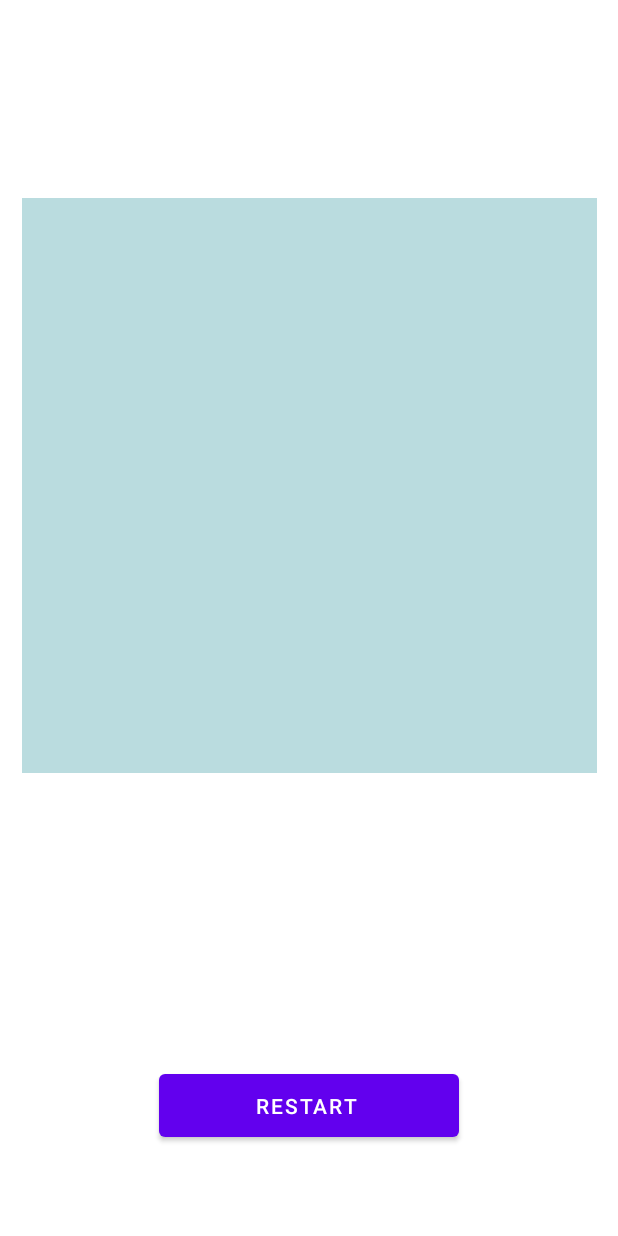
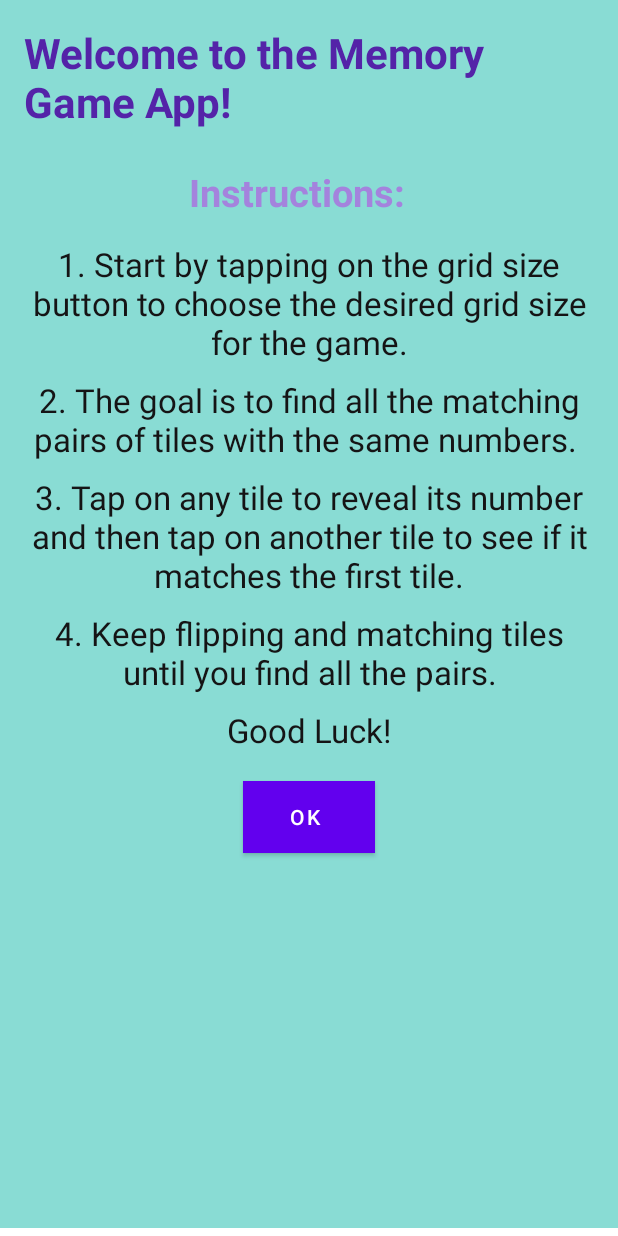
Before and after one commit to makwanakinjal/Memory-Game-App, an Android app: the screen it shows after launch (MainActivity before the commit, TutorialActivity after it), on a phone screen of 412 x 824 dp. Run offline under Robolectric (Android 15) with nearby library versions, the phone set to English and light mode, and no system bars.

Commit message:
This is my tutorial activity  commit

```diff
--- a/app/src/main/AndroidManifest.xml
+++ b/app/src/main/AndroidManifest.xml
@@ -12,7 +12,13 @@
         android:theme="@style/Theme.MemoryGameApp"
         tools:targetApi="31">
         <activity
-            android:name=".MainActivity"
+            android:name=".SplashScreen"
+            android:exported="false" />
+        <activity
+            android:name=".Splash_Screen"
+            android:exported="false" />
+        <activity
+            android:name=".TutorialActivity"
             android:exported="true">
             <intent-filter>
                 <action android:name="android.intent.action.MAIN" />
@@ -20,6 +26,9 @@
                 <category android:name="android.intent.category.LAUNCHER" />
             </intent-filter>
         </activity>
+        <activity
+            android:name=".MainActivity"
+            android:exported="false" />
     </application>
 
 </manifest>
--- a/app/src/main/java/com/example/memorygameapp/MainActivity.kt
+++ b/app/src/main/java/com/example/memorygameapp/MainActivity.kt
@@ -160,11 +160,10 @@ class MainActivity : AppCompatActivity() ,GameFragment.GameFragmentListener{
     private lateinit var timerRunnable: Runnable
 
 private lateinit var winSoundPlayer:MediaPlayer
-private lateinit var gameStart:MediaPlayer
+
     override fun onCreate(savedInstanceState: Bundle?) {
         super.onCreate(savedInstanceState)
         setContentView(R.layout.activity_main)
-
 
         showGridSizeDialog()
        // restartGame()
--- /dev/null
+++ b/app/src/main/java/com/example/memorygameapp/TutorialActivity.kt
@@ -0,0 +1,21 @@
+package com.example.memorygameapp
+
+import android.content.Intent
+import androidx.appcompat.app.AppCompatActivity
+import android.os.Bundle
+import android.widget.Button
+
+class TutorialActivity : AppCompatActivity() {
+    override fun onCreate(savedInstanceState: Bundle?) {
+        super.onCreate(savedInstanceState)
+        setContentView(R.layout.activity_tutorial)
+
+        val okbtn = findViewById<Button>(R.id.ok_button)
+        okbtn.setOnClickListener {
+
+            val intent = Intent(this,MainActivity::class.java)
+            startActivity(intent)
+        }
+    }
+
+}
--- /dev/null
+++ b/app/src/main/res/layout/activity_tutorial.xml
@@ -0,0 +1,114 @@
+<?xml version="1.0" encoding="utf-8"?>
+<LinearLayout
+    xmlns:android="http://schemas.android.com/apk/res/android"
+    xmlns:app="http://schemas.android.com/apk/res-auto"
+    xmlns:tools="http://schemas.android.com/tools"
+    android:layout_width="match_parent"
+    android:layout_height="match_parent"
+    android:layout_marginBottom="5dp"
+    android:background="#89DCD4"
+    android:orientation="vertical"
+    android:padding="16dp"
+    android:textAlignment="gravity"
+    tools:context=".TutorialActivity">
+
+    <TextView
+        android:layout_width="match_parent"
+        android:layout_height="wrap_content"
+        android:layout_marginEnd="16dp"
+        android:layout_marginBottom="16dp"
+        android:paddingEnd="16dp"
+        android:text="Welcome to the Memory Game App!"
+        android:textColor="#5423A8"
+        android:textSize="28sp"
+        android:textStyle="bold" />
+
+    <TextView
+        android:layout_width="match_parent"
+        android:layout_height="wrap_content"
+        android:layout_marginTop="8dp"
+        android:layout_marginEnd="16dp"
+        android:layout_marginBottom="16dp"
+        android:gravity="center"
+        android:text="Instructions:"
+        android:textColor="#A483DD"
+        android:textSize="25dp"
+        android:textStyle="bold" />
+
+    <TextView
+        android:layout_width="match_parent"
+        android:layout_height="wrap_content"
+        android:layout_marginBottom="5dp"
+        android:gravity="center"
+        android:paddingStart="2dp"
+        android:paddingEnd="2dp"
+        android:paddingBottom="4dp"
+        android:text="1. Start by tapping on the grid size button to choose the desired grid size for the game."
+        android:textAlignment="gravity"
+        android:textColor="#151415"
+        android:textSize="22dp" />
+
+    <TextView
+        android:layout_width="match_parent"
+        android:layout_height="wrap_content"
+        android:layout_marginBottom="5dp"
+        android:gravity="center"
+        android:paddingStart="2dp"
+        android:paddingEnd="2dp"
+        android:paddingBottom="4dp"
+        android:text="2. The goal is to find all the matching pairs of tiles with the same numbers. "
+        android:textAlignment="gravity"
+        android:textColor="#151415"
+        android:textSize="22dp" />
+
+    <TextView
+        android:layout_width="match_parent"
+        android:layout_height="wrap_content"
+        android:layout_marginBottom="5dp"
+        android:gravity="center"
+        android:paddingStart="2dp"
+        android:paddingEnd="2dp"
+        android:paddingBottom="4dp"
+        android:text="3. Tap on any tile to reveal its number and then tap on another tile to see if it matches the first tile."
+        android:textAlignment="gravity"
+        android:textColor="#151415"
+        android:textSize="22dp" />
+
+    <TextView
+        android:layout_width="match_parent"
+        android:layout_height="wrap_content"
+        android:layout_marginBottom="5dp"
+        android:gravity="center"
+        android:paddingStart="2dp"
+        android:paddingEnd="2dp"
+        android:paddingBottom="4dp"
+        android:text="4. Keep flipping and matching tiles until you find all the pairs."
+        android:textAlignment="gravity"
+        android:textColor="#151415"
+        android:textSize="22dp" />
+
+    <TextView
+        android:layout_width="match_parent"
+        android:layout_height="wrap_content"
+        android:layout_marginBottom="5dp"
+        android:gravity="center"
+        android:paddingStart="2dp"
+        android:paddingEnd="2dp"
+        android:paddingBottom="4dp"
+        android:text="Good Luck!"
+        android:textAlignment="gravity"
+        android:textColor="#151415"
+        android:textSize="22dp" />
+
+
+    <Button
+        android:id="@+id/ok_button"
+        android:layout_width="wrap_content"
+        android:layout_height="wrap_content"
+        android:layout_gravity="center"
+        android:layout_marginTop="10dp"
+        android:background="#AB47BC"
+        android:gravity="center"
+        android:paddingStart="10dp"
+        android:text="Ok" />
+</LinearLayout>
--- a/app/src/main/res/layout/dialog_grid_size.xml
+++ b/app/src/main/res/layout/dialog_grid_size.xml
@@ -26,10 +26,4 @@
         android:textSize="16sp"
         android:gravity="center"/>
 
-    <Button
-        android:id="@+id/confirmButton"
-        android:layout_width="match_parent"
-        android:layout_height="wrap_content"
-        android:layout_marginTop="16dp"
-        android:text="Confirm"/>
 </LinearLayout>
```
